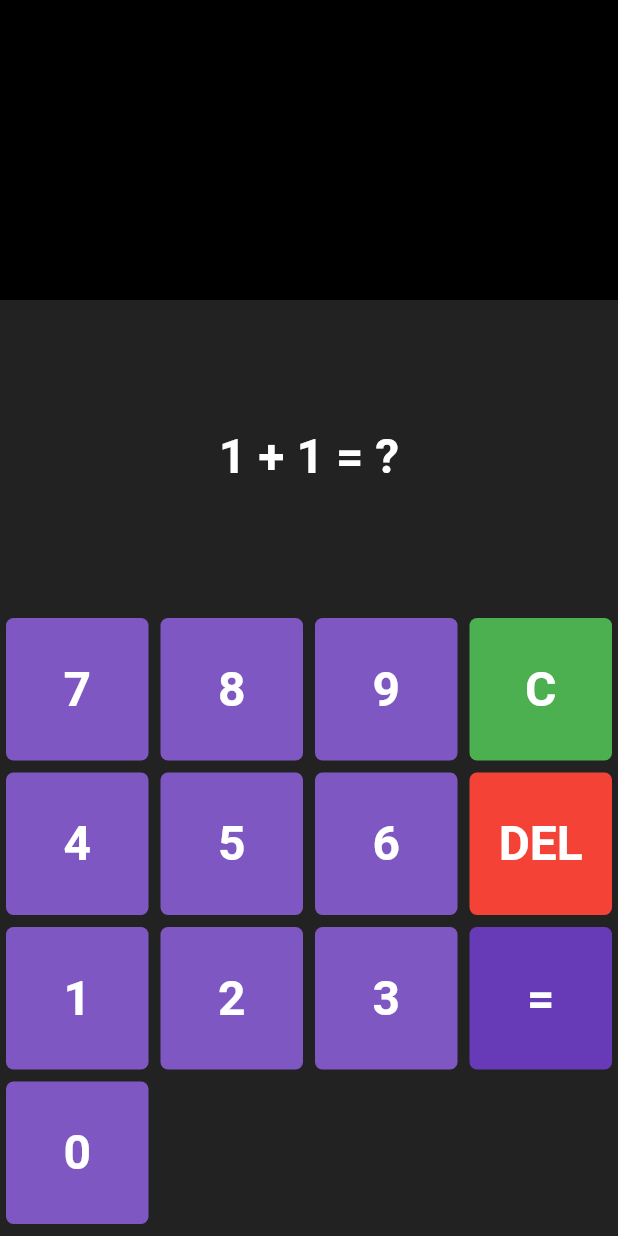
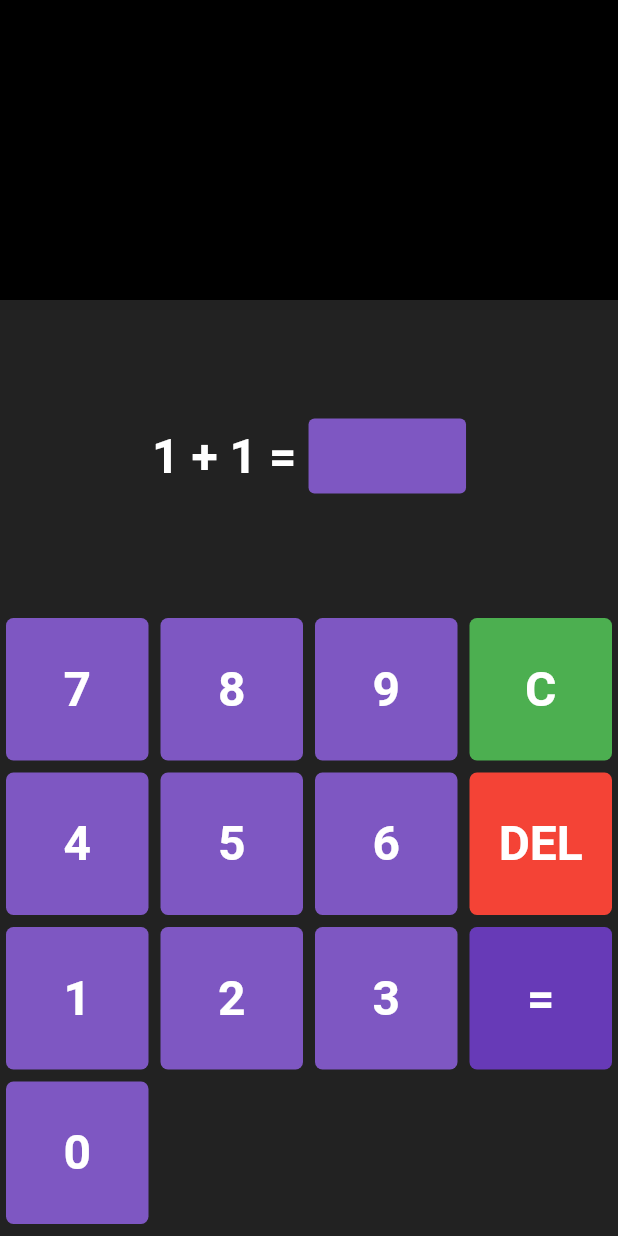
Before and after one commit to marianaoliveira1/MathGame, a Flutter app: the screen it shows after launch, on a phone screen of 412 x 824 dp. Run offline on Flutter 3.47's test engine with Material 2 defaults, Android fonts, the phone set to English and light mode, and no system bars.

Commit message:
funcao do teclado

```diff
--- a/lib/screen/home_screen.dart
+++ b/lib/screen/home_screen.dart
@@ -26,6 +26,26 @@ class _HomeScreenState extends State<HomeScreen> {
     '0',
   ];
 
+  String userAnswer = '';
+
+  void buttonTapped(String button) {
+    setState(() {
+      if (button == '=') {
+        checkResult();
+      } else if (button == 'C') {
+        userAnswer = '';
+      } else if (button == 'DEL') {
+        if (userAnswer.isNotEmpty) {
+          userAnswer = userAnswer.substring(0, userAnswer.length - 1);
+        }
+      } else if (userAnswer.length < 3) {
+        userAnswer += button;
+      }
+    });
+  }
+
+  void checkResult() {}
+
   @override
   Widget build(BuildContext context) {
     return Scaffold(
@@ -39,7 +59,25 @@ class _HomeScreenState extends State<HomeScreen> {
           Expanded(
               child: Container(
             child: Center(
-              child: Text('1 + 1 = ?', style: whiteTextStyle),
+              child: Row(
+                mainAxisAlignment: MainAxisAlignment.center,
+                children: [
+                  Text('1 + 1 = ', style: whiteTextStyle),
+                  Container(
+                    height: 50,
+                    width: 105,
+                    decoration: BoxDecoration(
+                        color: Colors.deepPurple[400],
+                        borderRadius: BorderRadius.circular(4)),
+                    child: Center(
+                      child: Text(
+                        userAnswer,
+                        style: whiteTextStyle,
+                      ),
+                    ),
+                  )
+                ],
+              ),
             ),
           )),
           Expanded(
@@ -50,7 +88,10 @@ class _HomeScreenState extends State<HomeScreen> {
               gridDelegate: const SliverGridDelegateWithFixedCrossAxisCount(
                   crossAxisCount: 4),
               itemBuilder: (context, index) {
-                return MyButton(child: numberPad[index]);
+                return MyButton(
+                  child: numberPad[index],
+                  onTap: () => buttonTapped(numberPad[index]),
+                );
               },
             ),
           ),
--- a/lib/util/my_botton.dart
+++ b/lib/util/my_botton.dart
@@ -3,10 +3,11 @@ import 'package:mathgame/const.dart';
 
 class MyButton extends StatelessWidget {
   final String child;
+  final VoidCallback onTap;
 
   var buttonColor = Colors.deepPurple[400];
 
-  MyButton({super.key, required this.child});
+  MyButton({super.key, required this.child, required this.onTap});
 
   @override
   Widget build(BuildContext context) {
@@ -20,6 +21,8 @@ class MyButton extends StatelessWidget {
 
     return Padding(
       padding: const EdgeInsets.all(4.0),
+      child: GestureDetector(
+        onTap: onTap,
         child: Container(
           decoration: BoxDecoration(
               color: buttonColor, borderRadius: BorderRadius.circular(5)),
@@ -30,6 +33,7 @@ class MyButton extends StatelessWidget {
             ),
           ),
         ),
+      ),
     );
   }
 }
```
Lines whose indentation alone changed are shown as unchanged.
